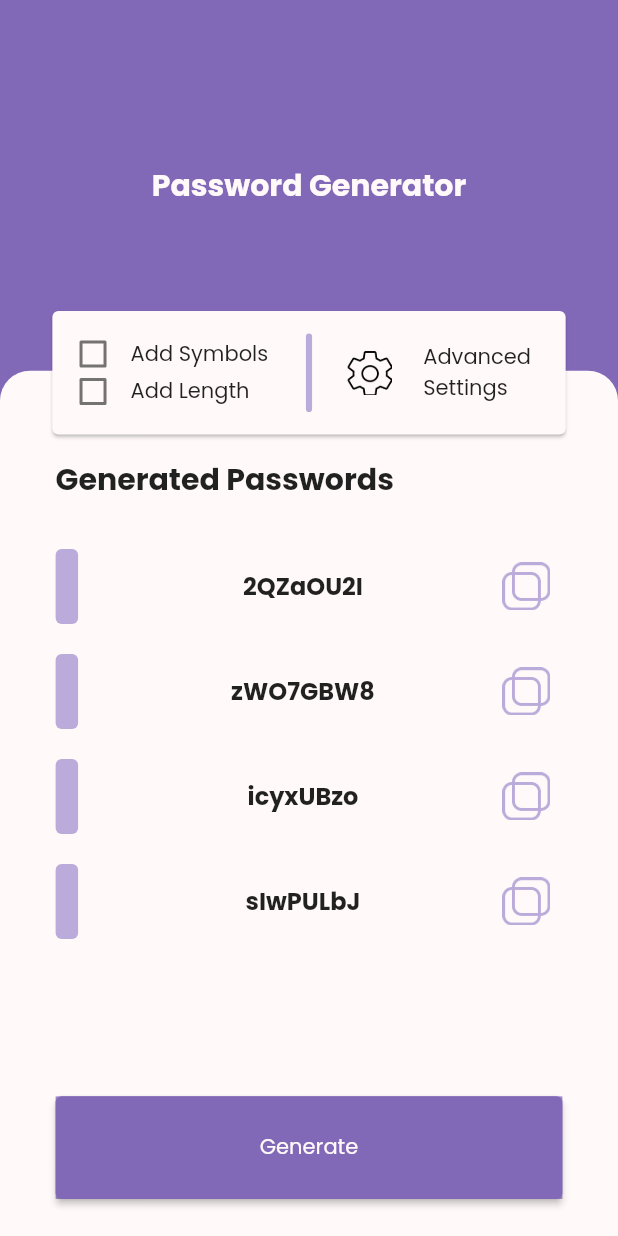
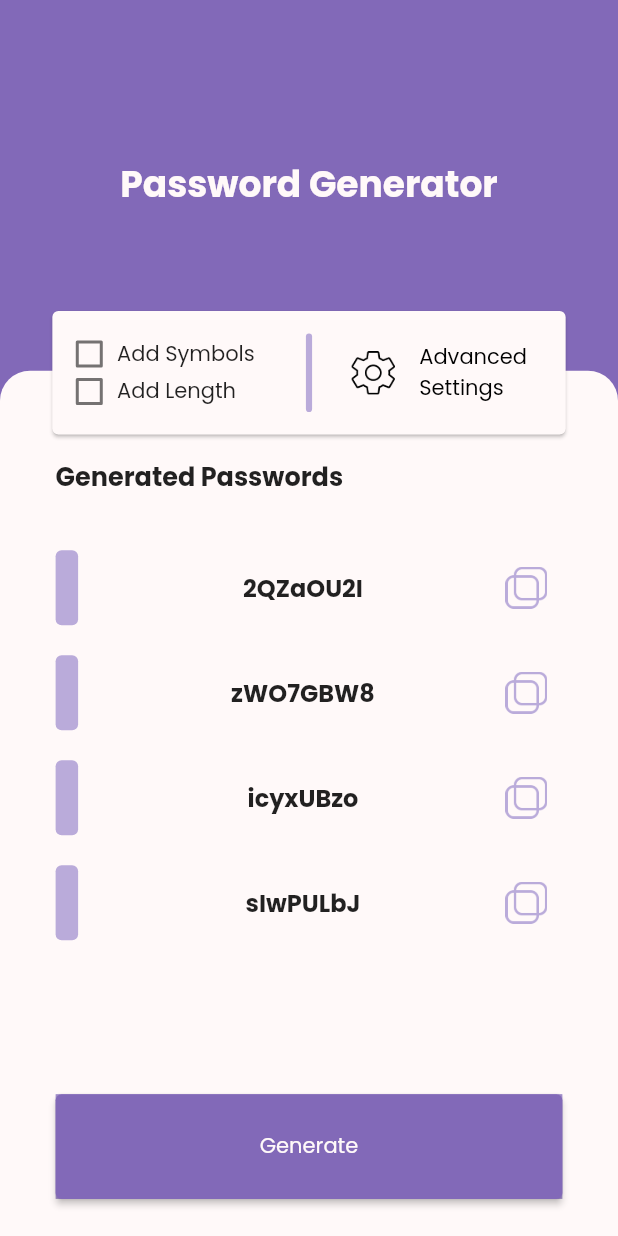
Before and after one commit to EdisonModesto/MPass, a Flutter app: the Generate widget shown alone on an empty page, opened directly, on a phone screen of 412 x 824 dp. Run offline on Flutter 3.47's test engine with Material 2 defaults, Android fonts, the light colour scheme and no system bars; our stand-ins replace auto_size_text, fluttertoast, shared_preferences; accounts and stored records are empty.

Commit message:
-added settings.dart -fixed checkbox offset at generate.dart

```diff
--- a/lib/main.dart
+++ b/lib/main.dart
@@ -2,6 +2,7 @@ import 'package:flutter/material.dart';
 import 'package:flutter/services.dart';
 import 'package:mpass/screens/generate.dart';
 import 'package:mpass/screens/home.dart';
+import 'package:mpass/screens/settings.dart';
 
 void main() {
   runApp(const MyApp());
@@ -66,12 +67,17 @@ class _MyHomePageState extends State<MyHomePage> {
       resizeToAvoidBottomInset: false,
 
       body: PageView(
+        controller: PageController(initialPage: 1),
         children: [
+          //Settings
+          Settings(),
+
           //Home
           Home(),
 
           //Generate
           Generate()
+
         ],
       )
 
--- a/lib/screens/generate.dart
+++ b/lib/screens/generate.dart
@@ -1,5 +1,8 @@
 import 'package:flutter/material.dart';
 import 'dart:math';
+
+import 'package:flutter/services.dart';
+import 'package:fluttertoast/fluttertoast.dart';
 
 
 class Generate extends StatefulWidget{
@@ -69,7 +72,7 @@ class _generate extends State<Generate>{
                         "Password Generator",
                         style: TextStyle(
                             color: Color(0xffFFF9F9),
-                            fontSize: 20,
+                            fontSize: 24,
                             fontWeight: FontWeight.bold
                         ),
                       ),
@@ -117,7 +120,7 @@ class _generate extends State<Generate>{
                                   textAlign: TextAlign.left,
                                   style: TextStyle(
                                       fontWeight: FontWeight.bold,
-                                      fontSize: 20
+                                      fontSize: 17
                                   ),
                                 ),
                               ),
@@ -127,7 +130,7 @@ class _generate extends State<Generate>{
 
                       //password list
                       Expanded(
-                          flex: 73,
+                          flex: 71,
                           child: Container(
                             margin: EdgeInsets.only(top: 15, bottom: 10),
                             child: ListView.builder(
@@ -149,7 +152,13 @@ class _generate extends State<Generate>{
                                     ),
 
                                     trailing: IconButton(
-                                        onPressed: null,
+                                      padding: EdgeInsets.only(top: 10,bottom: 10),
+                                        onPressed: (){
+                                          Clipboard.setData(ClipboardData(
+                                              text: _Password[index]));
+
+                                          Fluttertoast.showToast(msg: "Password Copied!");
+                                          },
                                         icon: Image.asset("assets/images/copyicon.png")
                                     ),
                                     title: Column(
@@ -217,6 +226,7 @@ class _generate extends State<Generate>{
                           children: [
                             Container(
                               width: MediaQuery.of(context).size.width * 0.40,
+                              padding: EdgeInsets.only(left: 10, right: 10),
                               child: Column(
                                 mainAxisAlignment: MainAxisAlignment.center,
                                 crossAxisAlignment: CrossAxisAlignment.start,
@@ -225,7 +235,7 @@ class _generate extends State<Generate>{
                                     children: [
                                       SizedBox(
                                         height: 25,
-                                        width: 50,
+                                        width: 25,
                                         child: Checkbox(
                                           value: addSymbols,
                                           activeColor: Color(0xff8269B8),
@@ -239,14 +249,17 @@ class _generate extends State<Generate>{
                                           },
                                         ),
                                       ),
-                                      Text("Add Symbols")
+                                      Transform.translate(
+                                        offset: Offset(6, 0),
+                                        child: Text("Add Symbols"),
+                                      )
                                     ],
                                   ),
                                   Row(
                                     children: [
                                       SizedBox(
                                         height: 25,
-                                        width: 50,
+                                        width: 25,
                                         child: Checkbox(
                                           activeColor: Color(0xff8269B8),
                                           value: addLength,
@@ -261,7 +274,10 @@ class _generate extends State<Generate>{
                                           },
                                         ),
                                       ),
-                                      Text("Add Length")
+                                      Transform.translate(
+                                        child: Text("Add Length", textAlign: TextAlign.left),
+                                        offset: Offset(6, 0),
+                                      )
                                     ],
                                   )
                                 ],
@@ -278,18 +294,27 @@ class _generate extends State<Generate>{
                             Container(
                               width: MediaQuery.of(context).size.width * 0.40,
                               child: Center(
+                                child: TextButton(
+
+                                  onPressed: () {  },
                                   child: Row(
                                     mainAxisAlignment: MainAxisAlignment.spaceEvenly,
                                     children: [
                                       Image.asset(
                                         "assets/images/settingsIcon.png",
                                         width: 30,
-                                      height: 30,
+                                        height: 35,
 
                                       ),
-                                    const Text("Advanced\nSettings")
+                                      const Text(
+                                        "Advanced\nSettings",
+                                        style: TextStyle(
+                                          color: Color(0xff000000)
+                                        ),
+                                      )
                                     ],
                                   ),
+                                )
                               ),
                             ),
                           ],
--- a/pubspec.yaml
+++ b/pubspec.yaml
@@ -65,6 +65,7 @@ flutter:
     - assets/images/copyicon.png
     - assets/images/fbIcon.png
     - assets/images/settingsIcon.png
+    - assets/images/coffeeIcon.png
 
 
   # An image asset can refer to one or more resolution-specific "variants", see
```
Also changed, not shown: lib/screens/home.dart (+3 -57 lines), lib/screens/settings.dart (added, +205 -0 lines), assets/images/coffeeIcon.png (added), assets/images/settingsIcon.png. Lines whose indentation alone changed are shown as unchanged.
